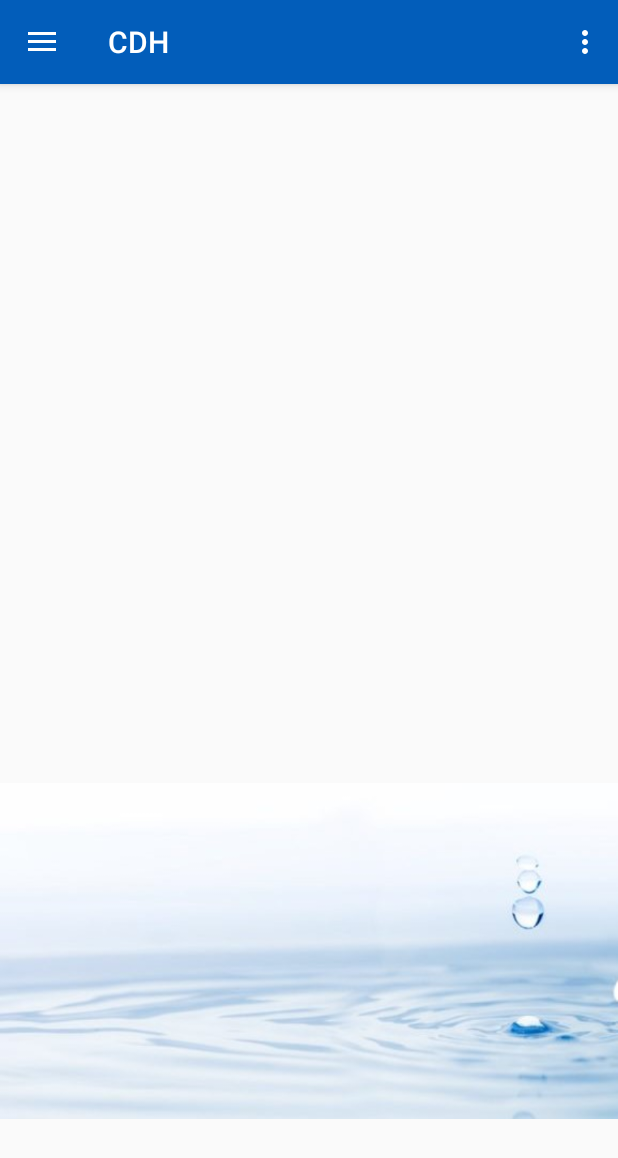
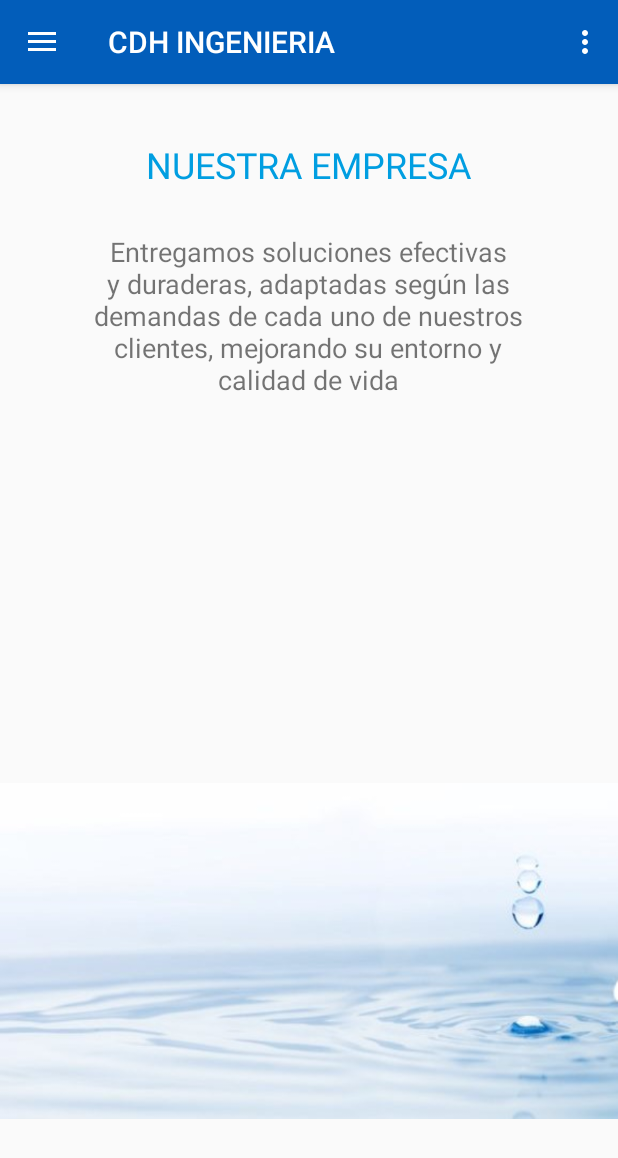
Before and after one commit to Witto-ops/prueba, an Android app: the screen it shows after launch (MainActivity), on a phone screen of 412 x 824 dp. Shown: the top 1158 px of the screen. Run offline under Robolectric (Android 15) with nearby library versions, the light colour scheme and no system bars; our stand-ins replace navigation-ui.

Commit message:
informacion basica
solo relleno

```diff
--- a/proyecto/app/src/main/java/com/CDH/myapplication/MainActivity.java
+++ b/proyecto/app/src/main/java/com/CDH/myapplication/MainActivity.java
@@ -33,7 +33,7 @@ public class MainActivity extends AppCompatActivity {
         // Passing each menu ID as a set of Ids because each
         // menu should be considered as top level destinations.
         mAppBarConfiguration = new AppBarConfiguration.Builder(
-                R.id.nav_home, R.id.nav_gallery, R.id.nav_slideshow,R.id.personalFragment, R.id.registrofotoFragment,R.id.resumenFragment, R.id.planillaFragment2, R.id.planillaFragment3, R.id.planillaFragment4, R.id.planillaFragment5, R.id.planillaFragment7, R.id.plantillafragment1)
+                R.id.nav_home, R.id.nav_gallery, R.id.nav_slideshow,R.id.personalFragment, R.id.registrofotoFragment,R.id.resumenFragment, R.id.planillaFragment2, R.id.planillaFragment3, R.id.planillaFragment4, R.id.planillaFragment5, R.id.planillaFragment7, R.id.plantillafragment1, R.id.quienessomosFragment,R.id.contactoFragment)
                 .setDrawerLayout(drawer)
                 .build();
         NavController navController = Navigation.findNavController(this, R.id.nav_host_fragment);
--- a/proyecto/app/src/main/res/layout/fragment_home.xml
+++ b/proyecto/app/src/main/res/layout/fragment_home.xml
@@ -31,4 +31,32 @@
         app:layout_constraintEnd_toEndOf="parent"
         app:layout_constraintStart_toStartOf="parent"
         app:layout_constraintTop_toBottomOf="@+id/text_home" />
+
+    <TextView
+        android:id="@+id/textView5"
+        android:layout_width="wrap_content"
+        android:layout_height="wrap_content"
+        android:layout_marginStart="141dp"
+        android:layout_marginTop="37dp"
+        android:layout_marginEnd="142dp"
+        android:text="NUESTRA EMPRESA"
+        android:textColor="#009EE1"
+        android:textSize="24sp"
+        app:layout_constraintEnd_toEndOf="parent"
+        app:layout_constraintStart_toStartOf="parent"
+        app:layout_constraintTop_toTopOf="parent" />
+
+    <TextView
+        android:id="@+id/textView6"
+        android:layout_width="298dp"
+        android:layout_height="117dp"
+        android:layout_marginStart="57dp"
+        android:layout_marginTop="29dp"
+        android:layout_marginEnd="58dp"
+        android:text="Entregamos soluciones efectivas y duraderas, adaptadas según las demandas de cada uno de nuestros clientes, mejorando su entorno y calidad de vida"
+        android:textAlignment="center"
+        android:textSize="18sp"
+        app:layout_constraintEnd_toEndOf="parent"
+        app:layout_constraintStart_toStartOf="parent"
+        app:layout_constraintTop_toBottomOf="@+id/textView5" />
 </androidx.constraintlayout.widget.ConstraintLayout>
--- a/proyecto/app/src/main/res/layout/planilla_fragment5_fragment.xml
+++ b/proyecto/app/src/main/res/layout/planilla_fragment5_fragment.xml
@@ -65,7 +65,7 @@
             android:id="@+id/btnS2"
             android:layout_width="match_parent"
             android:layout_height="wrap_content"
-            android:enabled="true"
+            android:enabled="false"
             android:text="Siguiente" />
     </LinearLayout>
 
--- a/proyecto/app/src/main/res/menu/activity_main_drawer.xml
+++ b/proyecto/app/src/main/res/menu/activity_main_drawer.xml
@@ -29,12 +29,12 @@
     <item android:title="Acerca de">
         <menu>
             <item
-                android:id="@+id/facebook"
+                android:id="@+id/quienessomosFragment"
                 android:icon="@drawable/user"
                 android:title="¿Quienes Somos?" />
 
             <item
-                android:id="@+id/Instagram"
+                android:id="@+id/contactoFragment"
                 android:icon="@drawable/contacto"
                 android:title="Contacto" />
         </menu>
--- a/proyecto/app/src/main/res/navigation/mobile_navigation.xml
+++ b/proyecto/app/src/main/res/navigation/mobile_navigation.xml
@@ -8,7 +8,7 @@
     <fragment
         android:id="@+id/nav_home"
         android:name="com.CDH.myapplication.ui.home.HomeFragment"
-        android:label="CDH"
+        android:label="CDH INGENIERIA"
         tools:layout="@layout/fragment_home" />
 
     <fragment
@@ -137,4 +137,14 @@
             android:id="@+id/action_resumenFragment_to_nav_home"
             app:destination="@id/nav_home" />
     </fragment>
+    <fragment
+        android:id="@+id/quienessomosFragment"
+        android:name="com.CDH.myapplication.quienessomosFragment"
+        android:label="CDH"
+        tools:layout="@layout/fragment_quienessomos" />
+    <fragment
+        android:id="@+id/contactoFragment"
+        android:name="com.CDH.myapplication.contactoFragment"
+        android:label="Contacto"
+        tools:layout="@layout/fragment_contacto" />
 </navigation>
```
Also changed, not shown: proyecto/app/src/main/java/com/CDH/myapplication/contactoFragment.java (added, +64 -0 lines), proyecto/app/src/main/java/com/CDH/myapplication/quienessomosFragment.java (added, +64 -0 lines), proyecto/app/src/main/res/layout/fragment_contacto.xml (added, +28 -0 lines), proyecto/app/src/main/res/layout/fragment_quienessomos.xml (added, +57 -0 lines), proyecto/app/src/main/res/drawable/pantallaso.png (added).
